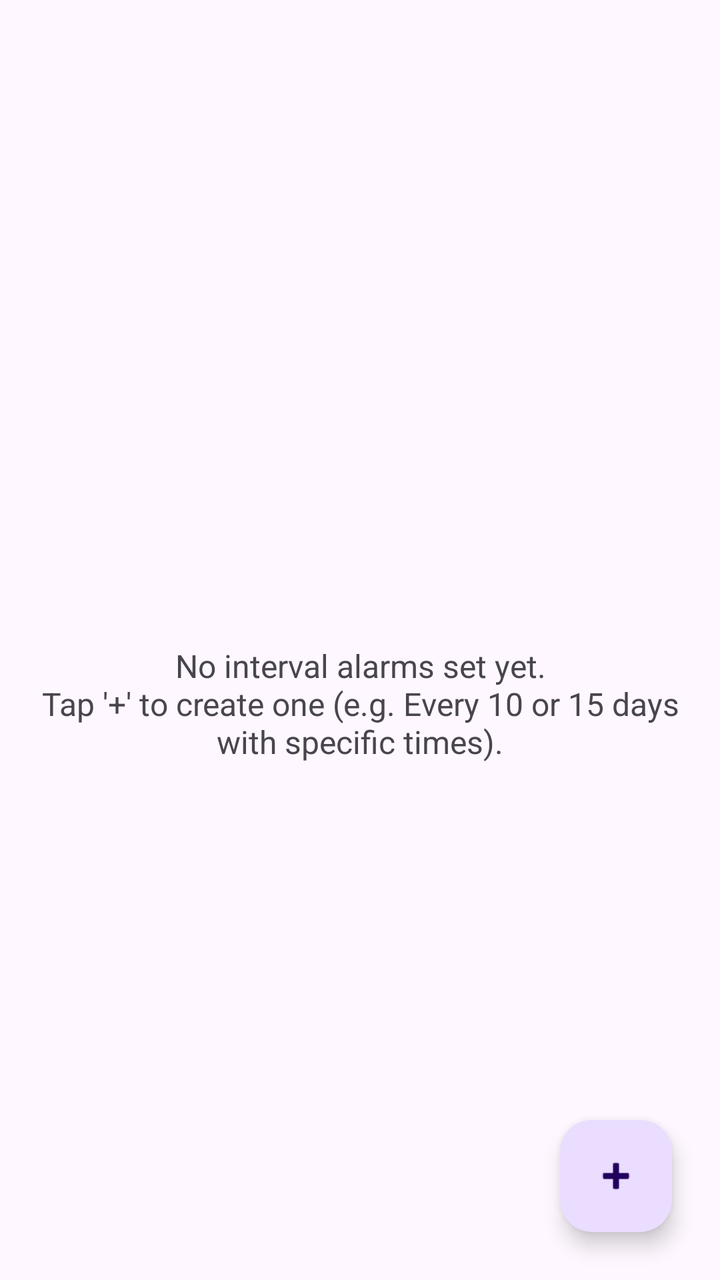
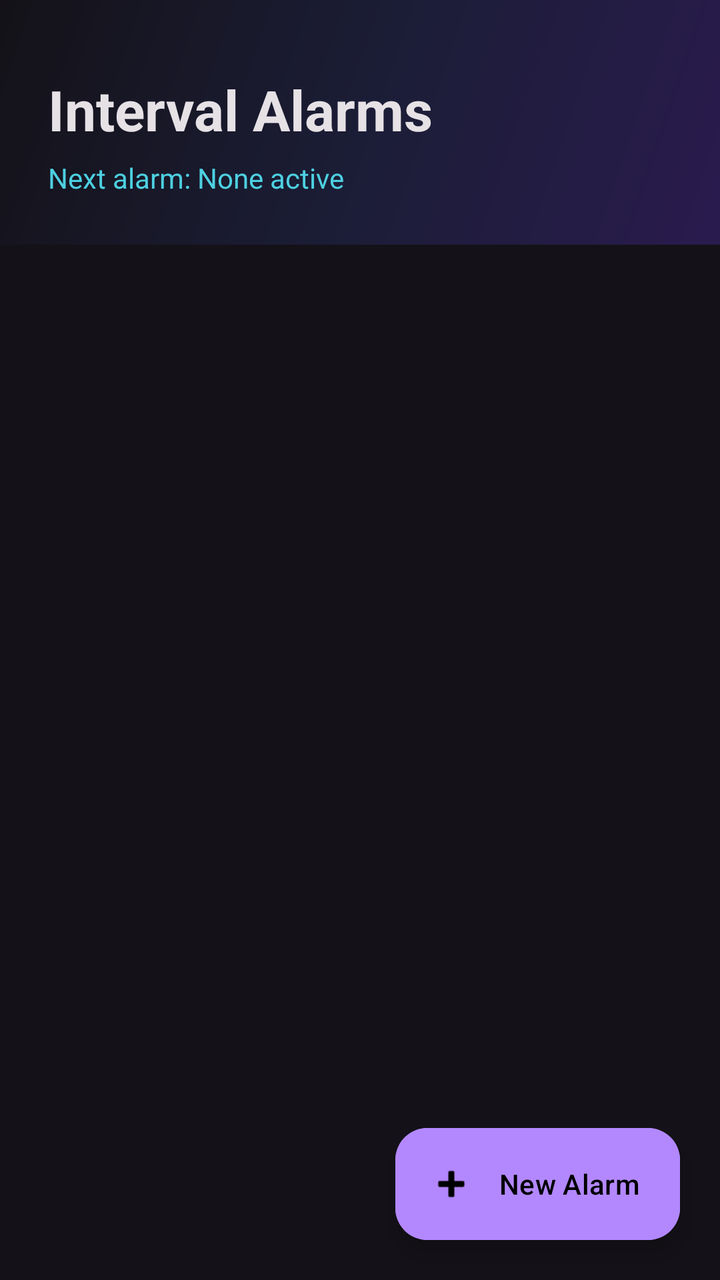

Compare the two renders of this Android layout. The source of the first and the diff that turns it into the second are given below.
<!-- AndroidManifest.xml: application theme Theme.IntervalAlarm -->
<!-- res/layout/activity_main.xml -->
<?xml version="1.0" encoding="utf-8"?>
<androidx.coordinatorlayout.widget.CoordinatorLayout xmlns:android="http://schemas.android.com/apk/res/android"
    xmlns:app="http://schemas.android.com/apk/res-auto"
    android:layout_width="match_parent"
    android:layout_height="match_parent">

    <com.google.android.material.appbar.AppBarLayout
        android:layout_width="match_parent"
        android:layout_height="wrap_content">

        <com.google.android.material.appbar.MaterialToolbar
            android:id="@+id/toolbar"
            android:layout_width="match_parent"
            android:layout_height="?attr/actionBarSize"
            android:title="Interval Alarm"
            app:titleTextColor="@android:color/white" />
    </com.google.android.material.appbar.AppBarLayout>

    <LinearLayout
        android:layout_width="match_parent"
        android:layout_height="match_parent"
        android:orientation="vertical"
        android:padding="16dp"
        app:layout_behavior="@string/appbar_scrolling_view_behavior">

        <TextView
            android:id="@+id/tvEmpty"
            android:layout_width="match_parent"
            android:layout_height="match_parent"
            android:gravity="center"
            android:text="No interval alarms set yet.\nTap '+' to create one (e.g. Every 10 or 15 days with specific times)."
            android:textColor="?android:attr/textColorSecondary"
            android:textSize="16sp" />

        <androidx.recyclerview.widget.RecyclerView
            android:id="@+id/rvPlans"
            android:layout_width="match_parent"
            android:layout_height="match_parent"
            android:visibility="gone" />

    </LinearLayout>

    <com.google.android.material.floatingactionbutton.FloatingActionButton
        android:id="@+id/fabAdd"
        android:layout_width="wrap_content"
        android:layout_height="wrap_content"
        android:layout_gravity="bottom|end"
        android:layout_margin="24dp"
        android:contentDescription="Add Alarm"
        android:src="@android:drawable/ic_input_add" />

</androidx.coordinatorlayout.widget.CoordinatorLayout>
<!-- resources referenced by this layout -->
<resources>
  <style name="Theme.IntervalAlarm" parent="Base.Theme.IntervalAlarm" />
  <style name="Base.Theme.IntervalAlarm" parent="Theme.Material3.DayNight">
          <item name="colorPrimary">#6200EE</item>
          <item name="colorPrimaryVariant">#3700B3</item>
          <item name="colorOnPrimary">#FFFFFF</item>
      </style>
</resources>

<!-- the commit's change to res/layout/activity_main.xml (unified diff, before → after) -->
@@ -2,51 +2,119 @@
 <androidx.coordinatorlayout.widget.CoordinatorLayout xmlns:android="http://schemas.android.com/apk/res/android"
     xmlns:app="http://schemas.android.com/apk/res-auto"
     android:layout_width="match_parent"
-    android:layout_height="match_parent">
+    android:layout_height="match_parent"
+    android:background="@color/background">
 
     <com.google.android.material.appbar.AppBarLayout
         android:layout_width="match_parent"
-        android:layout_height="wrap_content">
+        android:layout_height="wrap_content"
+        android:background="@android:color/transparent"
+        app:elevation="0dp">
 
-        <com.google.android.material.appbar.MaterialToolbar
-            android:id="@+id/toolbar"
+        <LinearLayout
             android:layout_width="match_parent"
-            android:layout_height="?attr/actionBarSize"
-            android:title="Interval Alarm"
-            app:titleTextColor="@android:color/white" />
+            android:layout_height="wrap_content"
+            android:background="@drawable/bg_header_gradient"
+            android:orientation="vertical"
+            android:paddingStart="24dp"
+            android:paddingTop="36dp"
+            android:paddingEnd="24dp"
+            android:paddingBottom="24dp">
+
+            <TextView
+                android:layout_width="wrap_content"
+                android:layout_height="wrap_content"
+                android:text="Interval Alarms"
+                android:textColor="@color/onSurface"
+                android:textSize="28sp"
+                android:textStyle="bold" />
+
+            <TextView
+                android:id="@+id/tvUpcomingSummary"
+                android:layout_width="wrap_content"
+                android:layout_height="wrap_content"
+                android:layout_marginTop="6dp"
+                android:text="Next alarm: None active"
+                android:textColor="@color/accentCyan"
+                android:textSize="14sp" />
+
+        </LinearLayout>
+
     </com.google.android.material.appbar.AppBarLayout>
 
-    <LinearLayout
+    <FrameLayout
         android:layout_width="match_parent"
         android:layout_height="match_parent"
-        android:orientation="vertical"
-        android:padding="16dp"
         app:layout_behavior="@string/appbar_scrolling_view_behavior">
-
-        <TextView
-            android:id="@+id/tvEmpty"
-            android:layout_width="match_parent"
-            android:layout_height="match_parent"
-            android:gravity="center"
-            android:text="No interval alarms set yet.\nTap '+' to create one (e.g. Every 10 or 15 days with specific times)."
-            android:textColor="?android:attr/textColorSecondary"
-            android:textSize="16sp" />
 
         <androidx.recyclerview.widget.RecyclerView
             android:id="@+id/rvPlans"
             android:layout_width="match_parent"
             android:layout_height="match_parent"
-            android:visibility="gone" />
+            android:clipToPadding="false"
+            android:paddingStart="16dp"
+            android:paddingTop="12dp"
+            android:paddingEnd="16dp"
+            android:paddingBottom="88dp" />
 
-    </LinearLayout>
+        
+        <LinearLayout
+            android:id="@+id/layoutEmpty"
+            android:layout_width="match_parent"
+            android:layout_height="match_parent"
+            android:gravity="center"
+            android:orientation="vertical"
+            android:padding="32dp"
+            android:visibility="gone">
 
-    <com.google.android.material.floatingactionbutton.FloatingActionButton
+            <ImageView
+                android:layout_width="84dp"
+                android:layout_height="84dp"
+                android:src="@android:drawable/ic_lock_idle_alarm"
+                android:tint="@color/accentPurple" />
+
+            <TextView
+                android:layout_width="wrap_content"
+                android:layout_height="wrap_content"
+                android:layout_marginTop="20dp"
+                android:text="No Interval Alarms"
+                android:textColor="@color/onSurface"
+                android:textSize="20sp"
+                android:textStyle="bold" />
+
+            <TextView
+                android:layout_width="wrap_content"
+                android:layout_height="wrap_content"
+                android:layout_marginTop="8dp"
+                android:gravity="center"
+                android:text="Set alarms that repeat every 10 days, 15 days, or any custom interval with multiple times per day."
+                android:textColor="@color/onSurfaceVariant"
+                android:textSize="14sp" />
+
+            <com.google.android.material.button.MaterialButton
+                android:id="@+id/btnEmptyCreate"
+                android:layout_width="wrap_content"
+                android:layout_height="wrap_content"
+                android:layout_marginTop="24dp"
+                android:backgroundTint="@color/accentPurple"
+                android:text="+ Create Your First Alarm"
+                android:textColor="#000000"
+                app:cornerRadius="24dp" />
+
+        </LinearLayout>
+
+    </FrameLayout>
+
+    <com.google.android.material.floatingactionbutton.ExtendedFloatingActionButton
         android:id="@+id/fabAdd"
         android:layout_width="wrap_content"
         android:layout_height="wrap_content"
         android:layout_gravity="bottom|end"
-        android:layout_margin="24dp"
-        android:contentDescription="Add Alarm"
-        android:src="@android:drawable/ic_input_add" />
+        android:layout_margin="20dp"
+        android:backgroundTint="@color/accentPurple"
+        android:text="New Alarm"
+        android:textColor="#000000"
+        app:icon="@android:drawable/ic_input_add"
+        app:iconTint="#000000" />
 
 </androidx.coordinatorlayout.widget.CoordinatorLayout>
<!-- resource entries referenced after the edit -->
@@ -1,10 +1,32 @@
 <!-- resources referenced by this layout -->
 <resources>
+  <color name="accentCyan">#4DD0E1</color>
+  <color name="accentPurple">#B388FF</color>
+  <color name="background">#141218</color>
+  <color name="onSurface">#E6E1E5</color>
+  <color name="onSurfaceVariant">#CAC4D0</color>
+  <!-- drawable bg_header_gradient (drawable) -->
+  <?xml version="1.0" encoding="utf-8"?>
+  <shape xmlns:android="http://schemas.android.com/apk/res/android"
+      android:shape="rectangle">
+      <gradient
+          android:angle="135"
+          android:startColor="#2A1B4E"
+          android:centerColor="#1B1D36"
+          android:endColor="#141218"
+          android:type="linear" />
+  </shape>
   <style name="Theme.IntervalAlarm" parent="Base.Theme.IntervalAlarm" />
-  <style name="Base.Theme.IntervalAlarm" parent="Theme.Material3.DayNight">
-          <item name="colorPrimary">#6200EE</item>
-          <item name="colorPrimaryVariant">#3700B3</item>
-          <item name="colorOnPrimary">#FFFFFF</item>
+  <style name="Base.Theme.IntervalAlarm" parent="Theme.Material3.Dark.NoActionBar">
+          <item name="colorPrimary">@color/accentPurple</item>
+          <item name="colorOnPrimary">#000000</item>
+          <item name="colorSecondary">@color/accentCyan</item>
+          <item name="android:colorBackground">@color/background</item>
+          <item name="colorSurface">@color/surface</item>
+          <item name="colorOnSurface">@color/onSurface</item>
+          <item name="android:statusBarColor">@color/background</item>
+          <item name="android:navigationBarColor">@color/background</item>
       </style>
+  <color name="surface">#1C1B1F</color>
 </resources>
 
